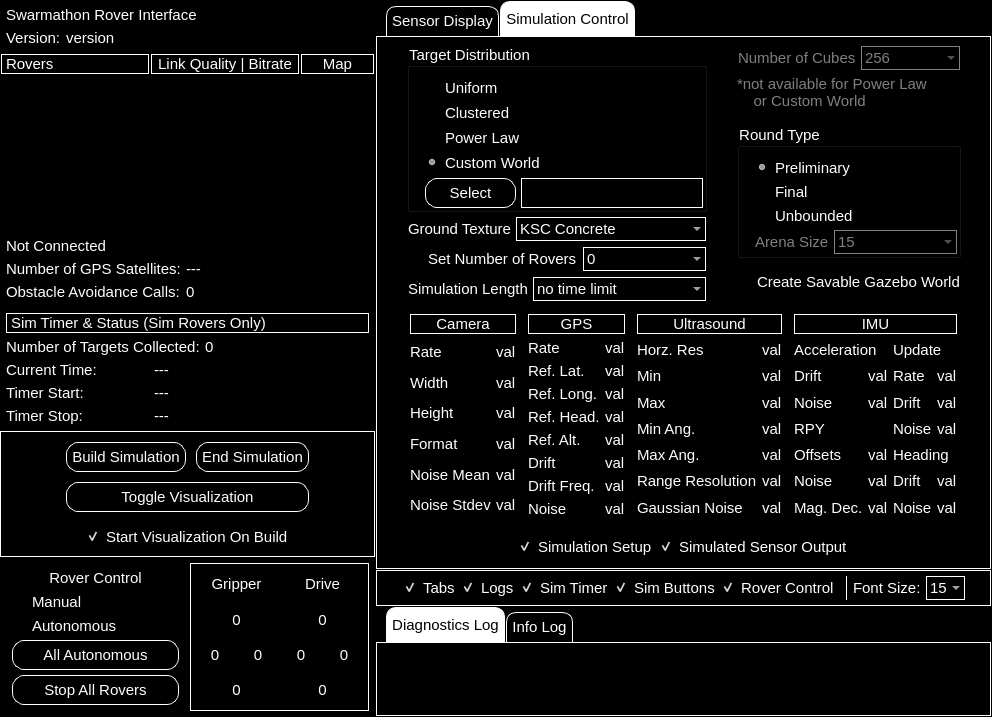
Above: src/rqt_rover_gui/src/rover_gui_plugin.ui from jgduong/UHSwarmathon2019 before the change. Below: the same form after it.
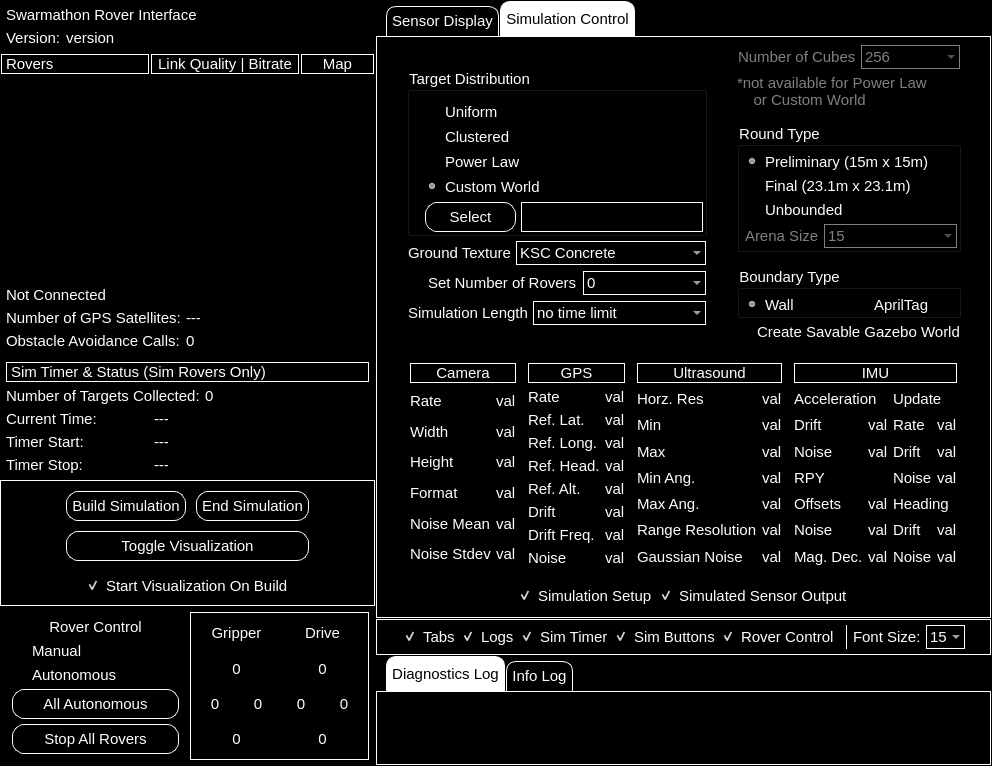
That is the form after the change. Custom widgets are drawn as their Qt base class.

Patch:
```diff
--- a/src/rqt_rover_gui/src/rover_gui_plugin.ui
+++ b/src/rqt_rover_gui/src/rover_gui_plugin.ui
@@ -3022,10 +3022,10 @@
                   </property>
                   <layout class="QGridLayout" name="gridLayout_7">
                    <property name="leftMargin">
-                    <number>15</number>
+                    <number>5</number>
                    </property>
                    <property name="topMargin">
-                    <number>10</number>
+                    <number>5</number>
                    </property>
                    <property name="rightMargin">
                     <number>1</number>
@@ -3042,7 +3042,7 @@
                       <string notr="true">color:rgb(255, 255, 255);</string>
                      </property>
                      <property name="text">
-                      <string>Preliminary</string>
+                      <string>Preliminary (15m x 15m)</string>
                      </property>
                      <property name="checked">
                       <bool>true</bool>
@@ -3055,7 +3055,7 @@
                       <string notr="true">color:rgb(255, 255, 255);</string>
                      </property>
                      <property name="text">
-                      <string>Final</string>
+                      <string>Final (23.1m x 23.1m)</string>
                      </property>
                     </widget>
                    </item>
@@ -3193,6 +3193,47 @@
                   </property>
                  </spacer>
                 </item>
+                <item>
+                 <widget class="QGroupBox" name="round_type_wall_group">
+                  <property name="title">
+                   <string>Boundary Type</string>
+                  </property>
+                  <layout class="QGridLayout" name="gridLayout_18">
+                   <property name="leftMargin">
+                    <number>5</number>
+                   </property>
+                   <property name="topMargin">
+                    <number>5</number>
+                   </property>
+                   <property name="rightMargin">
+                    <number>1</number>
+                   </property>
+                   <property name="bottomMargin">
+                    <number>1</number>
+                   </property>
+                   <property name="spacing">
+                    <number>5</number>
+                   </property>
+                   <item row="0" column="0">
+                    <widget class="QRadioButton" name="wall_radio_button">
+                     <property name="text">
+                      <string>Wall</string>
+                     </property>
+                     <property name="checked">
+                      <bool>true</bool>
+                     </property>
+                    </widget>
+                   </item>
+                   <item row="0" column="1">
+                    <widget class="QRadioButton" name="wall_apriltag_radio_button">
+                     <property name="text">
+                      <string>AprilTag</string>
+                     </property>
+                    </widget>
+                   </item>
+                  </layout>
+                 </widget>
+                </item>
                 <item>
                  <widget class="QCheckBox" name="create_savable_world_checkbox">
                   <property name="styleSheet">
```
